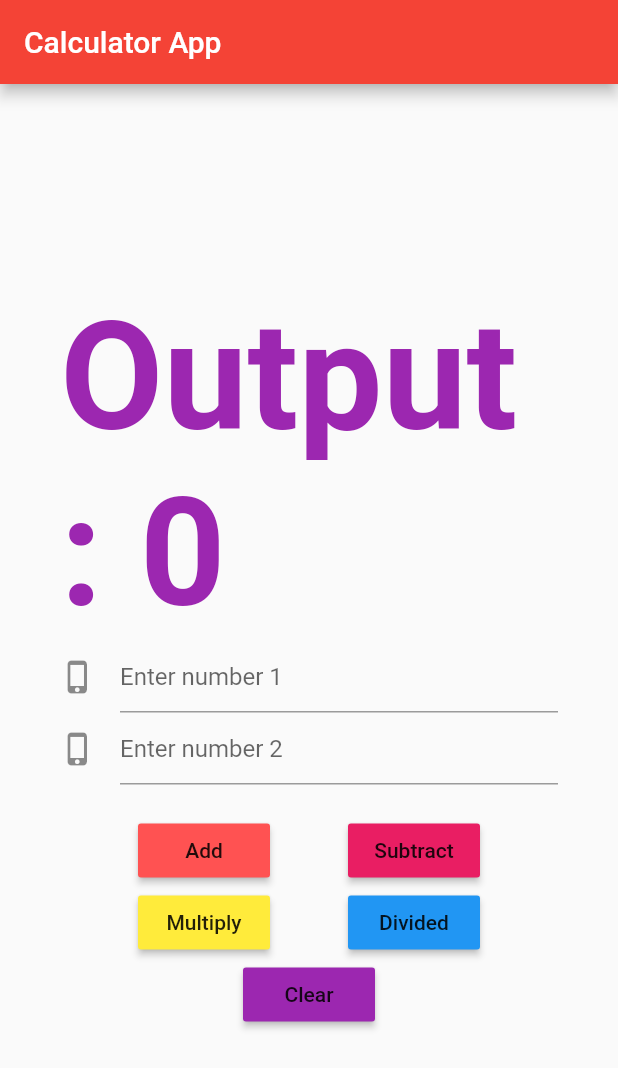
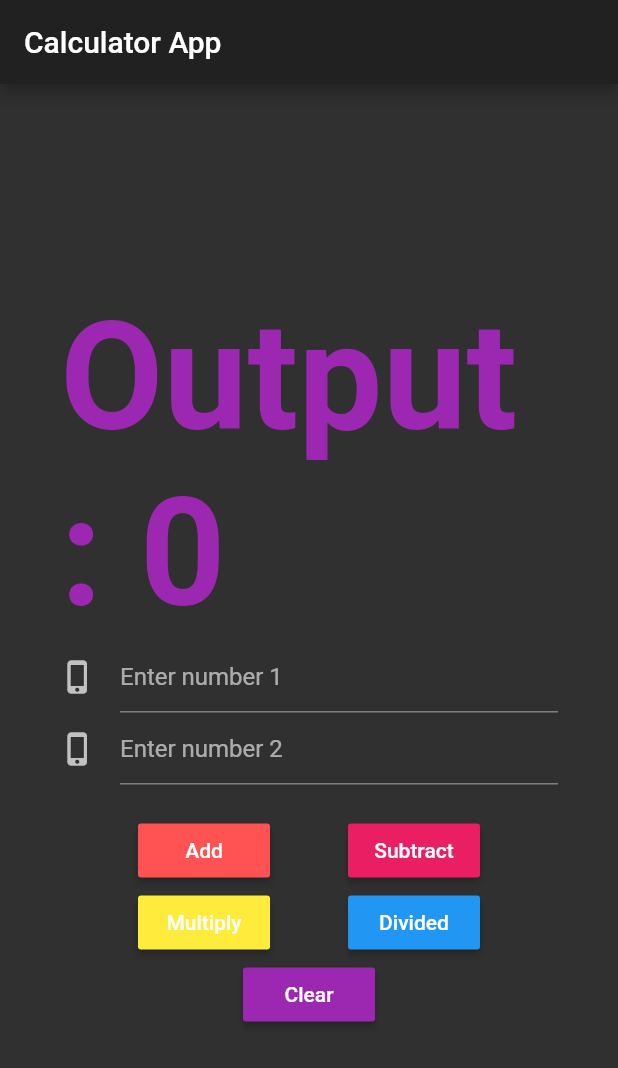
Before and after one commit to irahulcse/Calculator_App_Flutter, a Flutter app: the screen it shows after launch, on a phone screen of 412 x 824 dp. Shown: the top 1068 px of the screen. Run offline on Flutter 3.47's test engine with Material 2 defaults, Android fonts, the phone set to English and light mode, and no system bars.

Commit message:
Automatic Commit 2020-04-07-17:30:05

```diff
--- a/lib/main.dart
+++ b/lib/main.dart
@@ -8,7 +8,7 @@ class MyApp extends StatelessWidget {
   Widget build(BuildContext context) {
     return new MaterialApp(
       title: 'Calculator App',
-      theme: new ThemeData(primarySwatch: Colors.red),
+      theme: ThemeData.dark(),
       home: new HomePage(),
     );
   }
```
